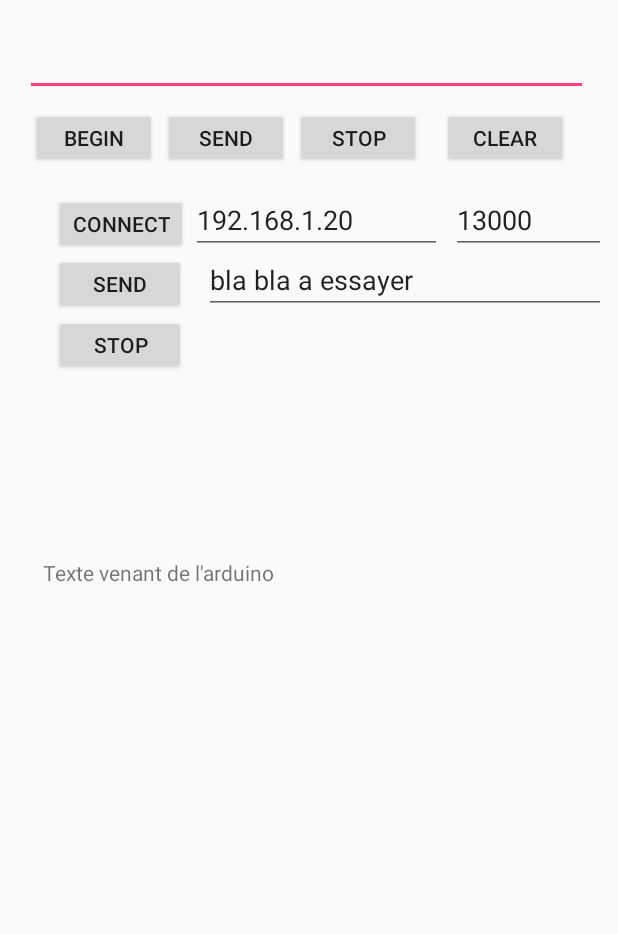
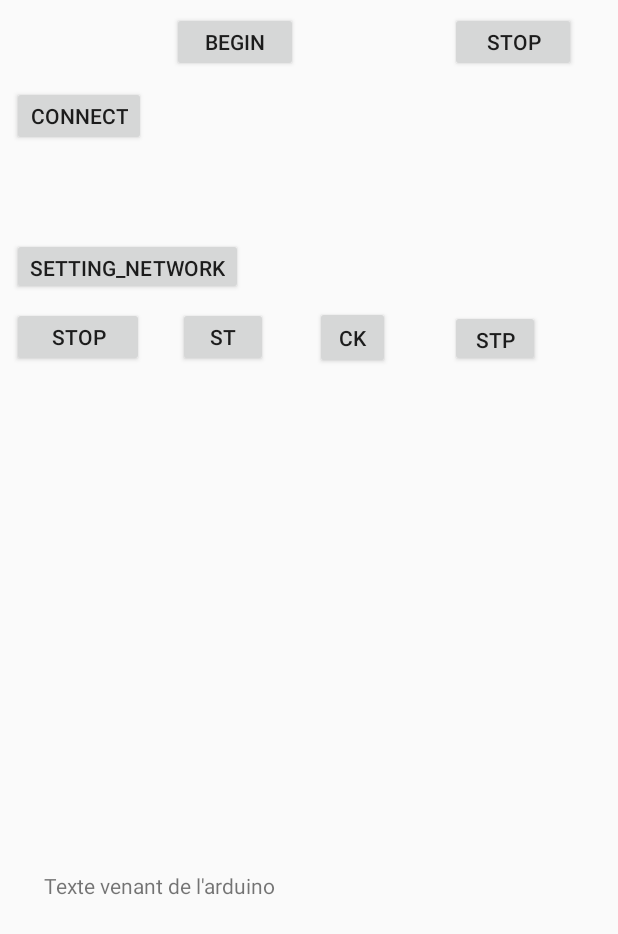
Before and after one commit to TheStickx/ArduinoEverywhere, an Android app: the layout activity_main.xml on its own in the app's theme, with its tools: preview values and no code run, on a phone screen of 412 x 824 dp. Shown: the top 934 px of the screen. Run offline under Robolectric (Android 15) with nearby library versions, the phone set to English and light mode, and no system bars.

Commit message:
Gestion des préférences + retrait de plusieurs touches innutiles

```diff
--- a/app/build.gradle
+++ b/app/build.gradle
@@ -4,7 +4,7 @@ android {
     compileSdkVersion 26
     defaultConfig {
         applicationId "com.example.alexa.arduinoeverywhere"
-        minSdkVersion 21
+        minSdkVersion 19
         targetSdkVersion 21
         versionCode 1
         versionName "1.0"
--- a/app/src/main/AndroidManifest.xml
+++ b/app/src/main/AndroidManifest.xml
@@ -20,6 +20,7 @@
                 <category android:name="android.intent.category.LAUNCHER" />
             </intent-filter>
         </activity>
+        <activity android:name=".SettingNetwork" />
         <activity
             android:name=".VideoActivity" >
         </activity>
--- a/app/src/main/java/com/example/alexa/arduinoeverywhere/ServiceUSBToIP.java
+++ b/app/src/main/java/com/example/alexa/arduinoeverywhere/ServiceUSBToIP.java
@@ -58,7 +58,6 @@ import android.os.PowerManager;
 import android.app.KeyguardManager;
 import android.app.KeyguardManager.KeyguardLock;
 import android.os.Handler;
-import android.widget.Toast;
 /*
  * Created by alexa on 04/03/2018.
  */
@@ -212,7 +211,8 @@ public class ServiceUSBToIP extends Service implements VideoActivity.ForTheServi
         } catch (InterruptedException e) {
             e.printStackTrace();
         }
-        mTcpClient.sendMessage("<client description>=<side=arduino_side multicon=Nok>");
+        // il faudra mettre un menu pour ce choix
+        mTcpClient.sendMessage("<client description>=<side=arduino_side multicon=Ok>");
     }
 
     public void StopTCP () {
--- a/app/src/main/res/layout/activity_main.xml
+++ b/app/src/main/res/layout/activity_main.xml
@@ -1,28 +1,11 @@
 <?xml version="1.0" encoding="utf-8"?>
-<android.support.constraint.ConstraintLayout xmlns:android="http://schemas.android.com/apk/res/android"
+<android.support.constraint.ConstraintLayout
+    xmlns:android="http://schemas.android.com/apk/res/android"
     xmlns:app="http://schemas.android.com/apk/res-auto"
     xmlns:tools="http://schemas.android.com/tools"
     android:layout_width="match_parent"
     android:layout_height="match_parent"
     tools:context="com.example.alexa.arduinoeverywhere.MainActivity">
-
-    <EditText
-        android:id="@+id/EditTextAEnvoyer"
-        android:layout_width="375dp"
-        android:layout_height="56dp"
-        android:layout_marginEnd="8dp"
-        android:layout_marginStart="8dp"
-        android:layout_marginTop="8dp"
-        android:ems="10"
-        android:inputType="text"
-        android:singleLine="false"
-        android:text=""
-        android:textAppearance="@style/TextAppearance.AppCompat.Caption"
-        app:layout_constraintEnd_toEndOf="parent"
-        app:layout_constraintHorizontal_bias="0.428"
-        app:layout_constraintStart_toStartOf="parent"
-        app:layout_constraintTop_toTopOf="parent"
-        app:layout_constraintVertical_chainStyle="spread_inside" />
 
     <android.support.constraint.ConstraintLayout
         android:id="@+id/constraintLayout2"
@@ -34,76 +17,54 @@
         app:layout_constraintEnd_toEndOf="parent"
         app:layout_constraintHorizontal_bias="0.428"
         app:layout_constraintStart_toStartOf="parent"
-        app:layout_constraintTop_toBottomOf="@+id/EditTextAEnvoyer">
+        app:layout_constraintTop_toTopOf="parent">
 
         <Button
             android:id="@+id/ButtonBegin"
             android:layout_width="84dp"
             android:layout_height="40dp"
-            android:layout_marginLeft="4dp"
+            android:layout_marginEnd="8dp"
             android:layout_marginStart="4dp"
             android:onClick="onClickBegin"
             android:text="Begin"
+            app:layout_constraintEnd_toStartOf="@+id/ButtonStop"
             app:layout_constraintStart_toStartOf="parent"
-            app:layout_constraintTop_toTopOf="parent" />
-
-        <Button
-            android:id="@+id/ButtonSend"
-            android:layout_width="84dp"
-            android:layout_height="40dp"
-            android:layout_marginLeft="4dp"
-            android:layout_marginStart="4dp"
-            android:onClick="onClickToSend"
-            android:text="Send"
-            app:layout_constraintStart_toEndOf="@+id/ButtonBegin"
             app:layout_constraintTop_toTopOf="parent" />
 
         <Button
             android:id="@+id/ButtonStop"
             android:layout_width="84dp"
             android:layout_height="40dp"
-            android:layout_marginLeft="4dp"
-            android:layout_marginStart="4dp"
+            android:layout_marginEnd="8dp"
             android:onClick="onClickToStop"
             android:text="Stop"
-            app:layout_constraintStart_toEndOf="@+id/ButtonSend"
+            app:layout_constraintEnd_toEndOf="parent"
             app:layout_constraintTop_toTopOf="parent" />
 
-        <Button
-            android:id="@+id/ButtonClear"
-            android:layout_width="84dp"
-            android:layout_height="40dp"
-            android:layout_marginEnd="4dp"
-            android:layout_marginStart="4dp"
-            android:onClick="onClickCToClear"
-            android:text="Clear"
-            app:layout_constraintEnd_toEndOf="parent"
-            app:layout_constraintStart_toEndOf="@+id/ButtonStop"
-            app:layout_constraintTop_toTopOf="parent" />
     </android.support.constraint.ConstraintLayout>
 
     <TextView
         android:id="@+id/TextRecu"
         android:layout_width="355dp"
-        android:layout_height="238dp"
+        android:layout_height="172dp"
         android:layout_marginBottom="4dp"
         android:layout_marginTop="8dp"
         android:text="Texte venant de l'arduino"
         app:layout_constraintBottom_toBottomOf="parent"
         app:layout_constraintEnd_toEndOf="parent"
+        app:layout_constraintHorizontal_bias="0.517"
         app:layout_constraintStart_toStartOf="parent"
         app:layout_constraintTop_toBottomOf="@+id/constraintLayout"
-        app:layout_constraintVertical_bias="0.333" />
+        app:layout_constraintVertical_bias="0.826" />
 
     <android.support.constraint.ConstraintLayout
         android:id="@+id/constraintLayout"
         android:layout_width="368dp"
-        android:layout_height="129dp"
+        android:layout_height="195dp"
         android:layout_marginEnd="8dp"
         android:layout_marginStart="8dp"
-        android:layout_marginTop="8dp"
         app:layout_constraintEnd_toEndOf="parent"
-        app:layout_constraintHorizontal_bias="1.0"
+        app:layout_constraintHorizontal_bias="0.0"
         app:layout_constraintStart_toStartOf="parent"
         app:layout_constraintTop_toBottomOf="@+id/constraintLayout2"
         tools:ignore="MissingConstraints">
@@ -118,15 +79,6 @@
             app:layout_constraintTop_toTopOf="parent" />
 
         <Button
-            android:id="@+id/butSend"
-            android:layout_width="wrap_content"
-            android:layout_height="40dp"
-            android:onClick="onClickSend"
-            android:text="Send"
-            app:layout_constraintStart_toStartOf="parent"
-            app:layout_constraintTop_toBottomOf="@+id/butConnect" />
-
-        <Button
             android:id="@+id/butStop"
             android:layout_width="wrap_content"
             android:layout_height="40dp"
@@ -134,48 +86,55 @@
             android:onClick="onClickStop"
             android:text="STOP"
             app:layout_constraintBottom_toBottomOf="parent"
-            app:layout_constraintStart_toStartOf="parent"
-            app:layout_constraintTop_toBottomOf="@+id/butSend" />
+            app:layout_constraintStart_toStartOf="parent" />
 
-        <EditText
-            android:id="@+id/editIP"
-            android:layout_width="167dp"
+        <Button
+            android:id="@+id/StartServ"
+            android:layout_width="60dp"
             android:layout_height="40dp"
+            android:layout_marginBottom="8dp"
             android:layout_marginEnd="8dp"
-            android:layout_marginLeft="4dp"
-            android:layout_marginRight="8dp"
-            android:layout_marginStart="4dp"
-            android:ems="10"
-            android:inputType="text"
-            android:text="192.168.1.20"
-            app:layout_constraintEnd_toStartOf="@+id/editPort"
-            app:layout_constraintStart_toEndOf="@+id/butConnect"
-            app:layout_constraintTop_toTopOf="parent" />
+            android:layout_marginStart="8dp"
+            android:onClick="onStartService"
+            android:text="ST"
+            app:layout_constraintBottom_toBottomOf="parent"
+            app:layout_constraintEnd_toStartOf="@+id/CheckServ"
+            app:layout_constraintHorizontal_bias="0.391"
+            app:layout_constraintStart_toEndOf="@+id/butStop" />
 
-        <EditText
-            android:id="@+id/editPort"
-            android:layout_width="103dp"
-            android:layout_height="40dp"
-            android:ems="10"
-            android:inputType="number"
-            android:text="13000"
-            app:layout_constraintEnd_toEndOf="parent"
-            app:layout_constraintTop_toTopOf="parent" />
+        <Button
+            android:id="@+id/CheckServ"
+            android:layout_width="50dp"
+            android:layout_height="42dp"
+            android:layout_marginBottom="8dp"
+            android:layout_marginEnd="40dp"
+            android:layout_marginTop="8dp"
+            android:onClick="onTestService"
+            android:text="CK"
+            app:layout_constraintBottom_toBottomOf="parent"
+            app:layout_constraintEnd_toStartOf="@+id/button3"
+            app:layout_constraintTop_toBottomOf="@+id/launch_set_network" />
 
-        <EditText
-            android:id="@+id/TCPTextAEnvoyer"
-            android:layout_width="268dp"
-            android:layout_height="40dp"
-            android:layout_marginLeft="8dp"
-            android:layout_marginStart="8dp"
-            android:ems="10"
-            android:inputType="text"
-            android:text="bla bla a essayer"
-            app:layout_constraintEnd_toEndOf="parent"
-            app:layout_constraintHorizontal_bias="1.0"
-            app:layout_constraintStart_toEndOf="@+id/butSend"
-            app:layout_constraintTop_toBottomOf="@+id/editIP"
-            tools:ignore="DuplicateIds" />
+        <Button
+            android:id="@+id/button3"
+            android:layout_width="60dp"
+            android:layout_height="38dp"
+            android:layout_marginBottom="8dp"
+            android:layout_marginEnd="16dp"
+            android:onClick="onStopService"
+            android:text="STP"
+            app:layout_constraintBottom_toBottomOf="parent"
+            app:layout_constraintEnd_toEndOf="parent" />
+
+        <Button
+            android:id="@+id/launch_set_network"
+            android:layout_width="0dp"
+            android:layout_height="38dp"
+            android:layout_marginBottom="8dp"
+            android:onClick="onLaunchSettingNetworks"
+            android:text="setting_Network"
+            app:layout_constraintBottom_toTopOf="@+id/StartServ"
+            tools:layout_editor_absoluteX="88dp" />
 
     </android.support.constraint.ConstraintLayout>
 
--- a/build.gradle
+++ b/build.gradle
@@ -7,7 +7,7 @@ buildscript {
         jcenter()
     }
     dependencies {
-        classpath 'com.android.tools.build:gradle:3.0.1'
+        classpath 'com.android.tools.build:gradle:3.1.2'
 
 
         // NOTE: Do not place your application dependencies here; they belong
```
Also changed, not shown: app/src/main/java/com/example/alexa/arduinoeverywhere/MainActivity.java (+59 -28 lines), app/src/main/java/com/example/alexa/arduinoeverywhere/SettingNetwork.java (added, +91 -0 lines), app/src/main/res/values/arrays.xml (+32 -0 lines), app/src/main/res/xml/setting_network.xml (added, +42 -0 lines), gradle/wrapper/gradle-wrapper.properties.
